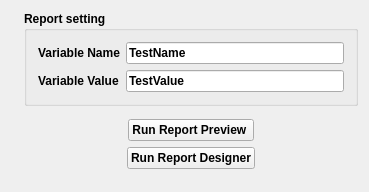
Qt form demo_r1/mainwindow.ui (fralx/LimeReport) before a commit.
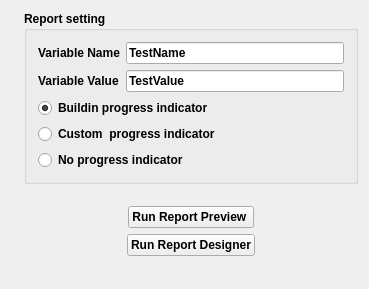
The same form after that commit. Icons and pictures are not drawn.

Commit message: Progress indicator has been refactored

```diff
--- a/demo_r1/mainwindow.ui
+++ b/demo_r1/mainwindow.ui
@@ -7,7 +7,7 @@
     <x>0</x>
     <y>0</y>
     <width>369</width>
-    <height>192</height>
+    <height>289</height>
    </rect>
   </property>
   <property name="font">
@@ -95,6 +95,30 @@
              </item>
             </layout>
            </item>
+           <item>
+            <widget class="QRadioButton" name="rb_builtInIndicator">
+             <property name="text">
+              <string>Buildin progress indicator</string>
+             </property>
+             <property name="checked">
+              <bool>true</bool>
+             </property>
+            </widget>
+           </item>
+           <item>
+            <widget class="QRadioButton" name="rb_customIndicator">
+             <property name="text">
+              <string>Custom  progress indicator</string>
+             </property>
+            </widget>
+           </item>
+           <item>
+            <widget class="QRadioButton" name="rb_noIndicator">
+             <property name="text">
+              <string>No progress indicator</string>
+             </property>
+            </widget>
+           </item>
           </layout>
          </widget>
         </item>
```
The commit also changes 3 other files.
